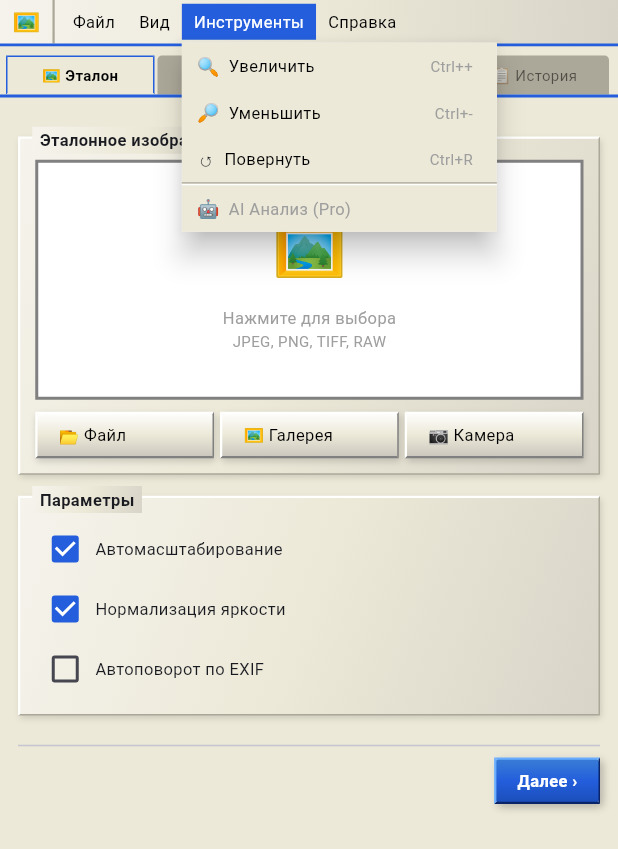
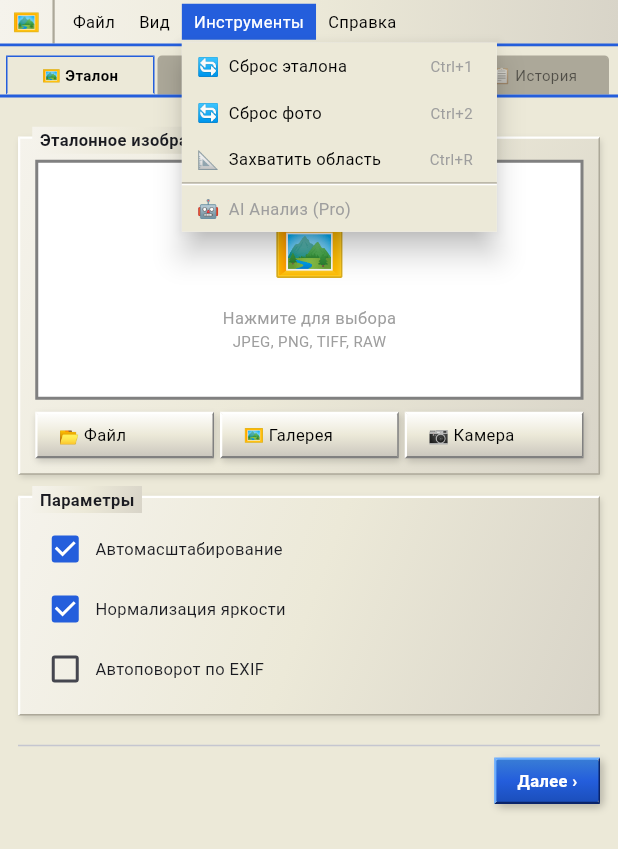
Before and after one commit to ppvesna/foto-compare, a Flutter app: the CompareScreen widget shown alone on an empty page, opened directly, after a tap on "Файл", after a tap on "Вид", after a tap on "Инструменты", on a phone screen of 412 x 824 dp. Shown: the top 849 px of the screen. Run offline on Flutter 3.47's test engine with Material 3 defaults, Android fonts, the phone set to English and light mode, and no system bars; our stand-ins replace image_picker, sqflite, supabase_flutter; accounts and stored records are empty; Roboto replaces fonts that are missing (Arial).

Commit message:
Implement independent zoom/alignment for two photos before comparison
Each photo has its own InteractiveViewer with RepaintBoundary capture.
User can pan/pinch each photo independently, then tap "Захватить область"
to capture both aligned views and use them for comparison. Removes old
shared _zoom/_rotation approach in favour of per-photo TransformationControllers.

https://claude.ai/code/session_01SYdGBKvBkUENM7TUXVJdMv

```diff
--- a/lib/screens/compare_screen.dart
+++ b/lib/screens/compare_screen.dart
@@ -1,5 +1,7 @@
 import 'dart:typed_data';
+import 'dart:ui' as ui;
 import 'package:flutter/material.dart';
+import 'package:flutter/rendering.dart';
 import 'package:image_picker/image_picker.dart';
 import '../config/app_theme.dart';
 import '../widgets/xp_widgets.dart';
@@ -21,8 +23,6 @@ class _CompareScreenState extends State<CompareScreen>
   final _picker = ImagePicker();
   double _sliderPos = 0.5;
   double _opacity   = 0.5;
-  double _zoom      = 1.0;
-  int    _rotation  = 0;
   String _mode      = 's'; // s=slider, d=side, o=overlay
   bool   _comparing = false;
   CompareResult? _result;
@@ -31,6 +31,14 @@ class _CompareScreenState extends State<CompareScreen>
   bool _autoScale    = true;
   bool _normBright   = true;
   bool _autoRotate   = false;
+
+  // Выравнивание — независимые контроллеры и ключи захвата
+  final _refCtrl = TransformationController();
+  final _cmpCtrl = TransformationController();
+  final _refKey  = GlobalKey();
+  final _cmpKey  = GlobalKey();
+  Uint8List? _refAligned;
+  Uint8List? _cmpAligned;
 
   // Заглушки истории
   final _history = [
@@ -49,17 +57,48 @@ class _CompareScreenState extends State<CompareScreen>
   @override
   void dispose() {
     _tabs.dispose();
+    _refCtrl.dispose();
+    _cmpCtrl.dispose();
     super.dispose();
   }
 
+  Future<Uint8List?> _captureView(GlobalKey key) async {
+    try {
+      final boundary = key.currentContext?.findRenderObject()
+          as RenderRepaintBoundary?;
+      if (boundary == null) return null;
+      final image = await boundary.toImage(pixelRatio: 2.0);
+      final data = await image.toByteData(format: ui.ImageByteFormat.png);
+      return data?.buffer.asUint8List();
+    } catch (_) {
+      return null;
+    }
+  }
+
+  Future<void> _captureAligned() async {
+    if (_refImg == null || _cmpImg == null) {
+      xpDlg(context, 'Ошибка', 'Загрузите оба изображения');
+      return;
+    }
+    final ref = await _captureView(_refKey);
+    final cmp = await _captureView(_cmpKey);
+    setState(() {
+      _refAligned = ref ?? _refImg;
+      _cmpAligned = cmp ?? _cmpImg;
+    });
+    xpDlg(context, 'Готово', 'Область захвачена.\nНажмите «Результат ›» для сравнения.');
+  }
+
   Future<void> _runCompare() async {
-    if (_refImg == null || _cmpImg == null) {
+    final ref = _refAligned ?? _refImg;
+    final cmp = _cmpAligned ?? _cmpImg;
+    if (ref == null || cmp == null) {
       xpDlg(context, 'Ошибка', 'Загрузите оба изображения');
       return;
     }
     setState(() => _comparing = true);
     try {
-      final result = await CompareService.compare(_refImg!, _cmpImg!);
+      final result = await CompareService.compare(ref, cmp);
       setState(() => _result = result);
       _tabs.animateTo(2);
     } catch (e) {
@@ -126,12 +165,12 @@ class _CompareScreenState extends State<CompareScreen>
               onTap: () => _tabs.animateTo(3)),
         ]),
         XpMenu(label: 'Инструменты', items: [
-          XpMenuItem(label: 'Увеличить', icon: '🔍', shortcut: 'Ctrl++',
-              onTap: () => setState(() => _zoom = (_zoom * 1.25).clamp(0.25, 4))),
-          XpMenuItem(label: 'Уменьшить', icon: '🔎', shortcut: 'Ctrl+-',
-              onTap: () => setState(() => _zoom = (_zoom * 0.8).clamp(0.25, 4))),
-          XpMenuItem(label: 'Повернуть', icon: '↺', shortcut: 'Ctrl+R',
-              onTap: () => setState(() => _rotation = (_rotation + 90) % 360)),
+          XpMenuItem(label: 'Сброс эталона', icon: '🔄', shortcut: 'Ctrl+1',
+              onTap: () => _refCtrl.value = Matrix4.identity()),
+          XpMenuItem(label: 'Сброс фото', icon: '🔄', shortcut: 'Ctrl+2',
+              onTap: () => _cmpCtrl.value = Matrix4.identity()),
+          XpMenuItem(label: 'Захватить область', icon: '📐', shortcut: 'Ctrl+R',
+              onTap: _captureAligned),
           XpMenuItem.sep,
           XpMenuItem(label: 'AI Анализ (Pro)', icon: '🤖', disabled: true),
         ]),
@@ -268,233 +307,148 @@ class _CompareScreenState extends State<CompareScreen>
 
   // ── Таб: Сравнение ────────────────────────────────
   Widget _tabCmp() {
-    return SingleChildScrollView(
-      padding: const EdgeInsets.all(12),
-      child: Column(children: [
-        // Превью двух фото
-        Row(children: [
+    return Column(children: [
+      // Два интерактивных вьювера
+      Expanded(
+        child: Row(children: [
+          // Эталон
           Expanded(child: Column(children: [
-            const Text('Эталон ✓',
-                style: TextStyle(fontSize: 11, fontWeight: FontWeight.bold)),
-            const SizedBox(height: 4),
-            Container(
-              height: 110,
-              decoration: BoxDecoration(
-                border: Border.all(color: AppTheme.simHigh, width: 2),
-                color: const Color(0xFFF0FFF0),
-              ),
-              child: _refImg != null
-                  ? Image.memory(_refImg!, fit: BoxFit.cover)
-                  : const Center(child: Text('🖼️',
-                      style: TextStyle(fontSize: 28))),
-            ),
+            _viewerHeader('Эталон', AppTheme.simHigh,
+                _refAligned != null ? '✅ захвачен' : 'масштабируй'),
+            Expanded(child: _photoViewer(_refImg, _refCtrl, _refKey)),
           ])),
-          const Padding(
-            padding: EdgeInsets.only(top: 20),
-            child: Text(' → ',
-                style: TextStyle(fontSize: 20, color: Colors.grey)),
-          ),
+          Container(width: 1, color: AppTheme.silverDark),
+          // Сравниваемое
+          Expanded(child: Column(children: [
+            _viewerHeader('Сравниваемое', AppTheme.blue,
+                _cmpAligned != null ? '✅ захвачен' : 'масштабируй'),
             Expanded(child: GestureDetector(
-            onTap: () => _pickImage(false),
-            child: Column(children: [
-              const Text('Для сравнения',
-                  style: TextStyle(fontSize: 11, fontWeight: FontWeight.bold)),
-              const SizedBox(height: 4),
-              Container(
-                height: 110,
-                decoration: BoxDecoration(
-                  border: Border.all(color: AppTheme.border),
-                  color: Colors.white,
-                ),
-                child: _cmpImg != null
-                    ? Image.memory(_cmpImg!, fit: BoxFit.cover)
-                    : const Column(
-                        mainAxisAlignment: MainAxisAlignment.center,
-                        children: [
-                          Text('📷', style: TextStyle(fontSize: 28)),
-                          Text('не выбрано',
-                              style: TextStyle(fontSize: 10, color: Colors.grey)),
+              onDoubleTap: _cmpImg == null ? () => _pickImage(false) : null,
+              child: _photoViewer(_cmpImg, _cmpCtrl, _cmpKey,
+                  onEmpty: () => _pickImage(false)),
+            )),
+          ])),
         ]),
       ),
+
+      // Панель управления
+      Container(
+        color: AppTheme.silver,
+        padding: const EdgeInsets.symmetric(horizontal: 8, vertical: 6),
+        child: Column(children: [
+          // Кнопки сброса масштаба
+          Row(children: [
+            _toolBtn('⟳ Эталон', () => _refCtrl.value = Matrix4.identity()),
+            const SizedBox(width: 4),
+            _toolBtn('⟳ Фото', () => _cmpCtrl.value = Matrix4.identity()),
+            const Spacer(),
+            XpBtn(
+              label: '📐 Захватить область',
+              onPressed: _captureAligned,
+            ),
           ]),
+          const SizedBox(height: 6),
+
+          // Режим просмотра результата
+          Row(children: [
+            const Text('Режим:', style: TextStyle(fontSize: 11)),
+            const SizedBox(width: 6),
+            _modeBtn('s', '🔄 Слайдер'),
+            const SizedBox(width: 4),
+            _modeBtn('d', '◀▶ Рядом'),
+            const SizedBox(width: 4),
+            _modeBtn('o', '🔲 Наложение'),
+          ]),
+          if (_mode == 'o') ...[
+            const SizedBox(height: 4),
+            Row(children: [
+              const Text('Прозрачность:', style: TextStyle(fontSize: 10)),
+              Expanded(child: Slider(
+                value: _opacity,
+                onChanged: (v) => setState(() => _opacity = v),
+                activeColor: AppTheme.blue,
+                inactiveColor: AppTheme.silverDark,
               )),
             ]),
-        const SizedBox(height: 8),
-
-        // Режимы
-        XpGroup(label: 'Режим', child: Wrap(spacing: 4, runSpacing: 4, children: [
-          _modeBtn('s', '🔄 Слайдер'),
-          _modeBtn('d', '◀▶ Рядом'),
-          _modeBtn('o', '🔲 Наложение'),
-          _modeBtn('f', '🔴 Отличия'),
-        ])),
-
-        // Область сравнения
-        Container(
-          margin: const EdgeInsets.symmetric(vertical: 8),
-          height: 200,
-          decoration: BoxDecoration(
-            color: Colors.black,
-            border: Border.all(color: AppTheme.border),
-          ),
-          child: _buildCompareView(),
-        ),
-
-        // Контролы
-        XpGroup(label: 'Управление', child: Column(children: [
-          if (_mode == 's') Row(children: [
+          ],
+          if (_mode == 's') ...[
+            const SizedBox(height: 4),
+            Row(children: [
               const Text('◀', style: TextStyle(fontSize: 10)),
-            Expanded(
-              child: Slider(
+              Expanded(child: Slider(
                 value: _sliderPos,
                 onChanged: (v) => setState(() => _sliderPos = v),
                 activeColor: AppTheme.blue,
                 inactiveColor: AppTheme.silverDark,
-              ),
-            ),
+              )),
               const Text('▶', style: TextStyle(fontSize: 10)),
             ]),
-          if (_mode == 'o') Row(children: [
-            const Text('Эталон', style: TextStyle(fontSize: 10)),
-            Expanded(
-              child: Slider(
-                value: _opacity,
-                onChanged: (v) => setState(() => _opacity = v),
-                activeColor: AppTheme.blue,
-                inactiveColor: AppTheme.silverDark,
-              ),
-            ),
-            const Text('Фото', style: TextStyle(fontSize: 10)),
-          ]),
-          const SizedBox(height: 4),
+          ],
+
+          const Divider(height: 10),
+          Row(mainAxisAlignment: MainAxisAlignment.spaceBetween, children: [
+            XpBtn(label: '‹ Эталон', onPressed: () => _tabs.animateTo(0)),
             Row(children: [
-            _toolBtn('🔍+', () => setState(() => _zoom = (_zoom*1.25).clamp(0.25,4))),
-            _toolBtn('🔍-', () => setState(() => _zoom = (_zoom*0.8).clamp(0.25,4))),
-            _toolBtn('↺ 90°', () => setState(() => _rotation=(_rotation+90)%360)),
-            _toolBtn('⟳ Сброс', () => setState((){_zoom=1;_rotation=0;_sliderPos=0.5;})),
-          ]),
-        ])),
-
-        // Анализ
-        XpGroup(label: 'Анализ', child: _result != null
-          ? Column(children: [
-              Row(mainAxisAlignment: MainAxisAlignment.spaceBetween, children: [
-                const Text('Схожесть:', style: TextStyle(fontSize: 11)),
+              if (_result != null) ...[
                 SimBadge(value: _result!.similarity),
-              ]),
-              const SizedBox(height: 4),
-              Row(mainAxisAlignment: MainAxisAlignment.spaceBetween, children: [
-                const Text('Отличий:', style: TextStyle(fontSize: 11)),
-                Text('${_result!.diffPercent.toStringAsFixed(1)}%',
-                    style: const TextStyle(fontSize: 11)),
-              ]),
-            ])
-          : const Text('Нажмите «Результат ›» для анализа',
-              style: TextStyle(fontSize: 11, color: Colors.grey)),
-        ),
-
-        const SizedBox(height: 12),
-        const Divider(),
-        Row(mainAxisAlignment: MainAxisAlignment.spaceBetween, children: [
-          XpBtn(label: '‹ Эталон',
-              onPressed: () => _tabs.animateTo(0)),
-          Row(children: [
-            XpBtn(label: '💾',
-                onPressed: () => xpDlg(context, 'Сохранено',
-                    'Результат сохранён в историю')),
-            const SizedBox(width: 4),
+                const SizedBox(width: 8),
+              ],
               _comparing
-                ? const SizedBox(width: 80, height: 24,
-                    child: Center(child: SizedBox(width: 16, height: 16,
-                        child: CircularProgressIndicator(strokeWidth: 2))))
-                : XpBtn(label: 'Результат ›', primary: true,
+                  ? const SizedBox(width: 24, height: 24,
+                      child: CircularProgressIndicator(strokeWidth: 2))
+                  : XpBtn(label: 'Сравнить ›', primary: true,
                       onPressed: _runCompare),
             ]),
           ]),
         ]),
-    );
+      ),
+    ]);
   }
 
-  Widget _buildCompareView() {
-    if (_mode == 'd') {
-      // Рядом
-      return Transform(
-        transform: Matrix4.identity()
-          ..scale(_zoom)
-          ..rotateZ(_rotation * 3.14159 / 180),
-        alignment: Alignment.center,
+  Widget _viewerHeader(String title, Color color, String hint) {
+    return Container(
+      padding: const EdgeInsets.symmetric(horizontal: 8, vertical: 3),
+      color: color.withOpacity(0.1),
       child: Row(children: [
-          Expanded(child: _refImg != null
-              ? Image.memory(_refImg!, fit: BoxFit.cover)
-              : const Center(child: Text('Эталон',
-                  style: TextStyle(color: Colors.white54)))),
-          Container(width: 2, color: Colors.white24),
-          Expanded(child: _cmpImg != null
-              ? Image.memory(_cmpImg!, fit: BoxFit.cover)
-              : const Center(child: Text('Фото',
-                  style: TextStyle(color: Colors.white54)))),
+        Text(title, style: TextStyle(
+            fontSize: 11, fontWeight: FontWeight.bold, color: color)),
+        const SizedBox(width: 6),
+        Text(hint, style: const TextStyle(fontSize: 9, color: Colors.grey)),
       ]),
     );
   }
 
-    final transform = Matrix4.identity()
-      ..scale(_zoom)
-      ..rotateZ(_rotation * 3.14159 / 180);
-
-    if (_mode == 'o') {
-      return Transform(
-        transform: transform,
-        alignment: Alignment.center,
-        child: Stack(fit: StackFit.expand, children: [
-          if (_refImg != null) Image.memory(_refImg!, fit: BoxFit.contain),
-          Opacity(opacity: _opacity,
-              child: _cmpImg != null
-                  ? Image.memory(_cmpImg!, fit: BoxFit.contain)
-                  : const SizedBox()),
-        ]),
+  Widget _photoViewer(Uint8List? img, TransformationController ctrl,
+      GlobalKey key, {VoidCallback? onEmpty}) {
+    if (img == null) {
+      return GestureDetector(
+        onTap: onEmpty,
+        child: Container(
+          color: Colors.black87,
+          child: Center(child: Column(
+            mainAxisSize: MainAxisSize.min,
+            children: [
+              const Text('📷', style: TextStyle(fontSize: 32)),
+              const SizedBox(height: 6),
+              if (onEmpty != null)
+                const Text('Нажмите для выбора',
+                    style: TextStyle(color: Colors.white54, fontSize: 10)),
+            ],
+          )),
+        ),
       );
     }
-
-    // Слайдер (default)
-    return GestureDetector(
-      onHorizontalDragUpdate: (d) {
-        final box = context.findRenderObject() as RenderBox?;
-        if (box == null) return;
-        setState(() => _sliderPos =
-            (d.localPosition.dx / box.size.width).clamp(0.0, 1.0));
-      },
-      child: LayoutBuilder(builder: (_, c) {
-        return Transform(
-          transform: transform,
-          alignment: Alignment.center,
-          child: Stack(fit: StackFit.expand, children: [
-          if (_refImg != null) Image.memory(_refImg!, fit: BoxFit.contain),
-          if (_cmpImg != null) ClipRect(
-            clipper: _RightClipper(_sliderPos * c.maxWidth),
-            child: Image.memory(_cmpImg!, fit: BoxFit.contain),
-          ),
-          Positioned(
-            left: _sliderPos * c.maxWidth - 1,
-            top: 0, bottom: 0,
-            child: Container(width: 2, color: Colors.white),
-          ),
-          Positioned(
-            left: _sliderPos * c.maxWidth - 14,
-            top: c.maxHeight / 2 - 14,
+    return RepaintBoundary(
+      key: key,
       child: Container(
-              width: 28, height: 28,
-              decoration: const BoxDecoration(
-                  color: Colors.white, shape: BoxShape.circle,
-                  boxShadow: [BoxShadow(color: Colors.black38, blurRadius: 4)]),
-              child: const Icon(Icons.compare_arrows, size: 16, color: Colors.black87),
+        color: Colors.black,
+        child: InteractiveViewer(
+          transformationController: ctrl,
+          minScale: 0.2,
+          maxScale: 8.0,
+          child: Image.memory(img, fit: BoxFit.contain),
         ),
       ),
-          const Positioned(left: 8, top: 8,
-              child: _ImgLabel('Эталон')),
-          const Positioned(right: 8, top: 8,
-              child: _ImgLabel('Фото')),
-        ]));
-      }),
     );
   }
 
@@ -720,22 +674,3 @@ class _CompareScreenState extends State<CompareScreen>
                 fontWeight: bold ? FontWeight.bold : FontWeight.normal)),
       ));
 }
-
-class _RightClipper extends CustomClipper<Rect> {
-  final double x;
-  _RightClipper(this.x);
-  @override Rect getClip(Size s) => Rect.fromLTWH(x, 0, s.width, s.height);
-  @override bool shouldReclip(_RightClipper o) => o.x != x;
-}
-
-class _ImgLabel extends StatelessWidget {
-  final String text;
-  const _ImgLabel(this.text);
-  @override
-  Widget build(BuildContext context) => Container(
-    padding: const EdgeInsets.symmetric(horizontal: 8, vertical: 3),
-    color: Colors.black54,
-    child: Text(text, style: const TextStyle(
-        color: Colors.white, fontSize: 10, fontWeight: FontWeight.bold)),
-  );
-}
```
Lines whose indentation alone changed are shown as unchanged.
